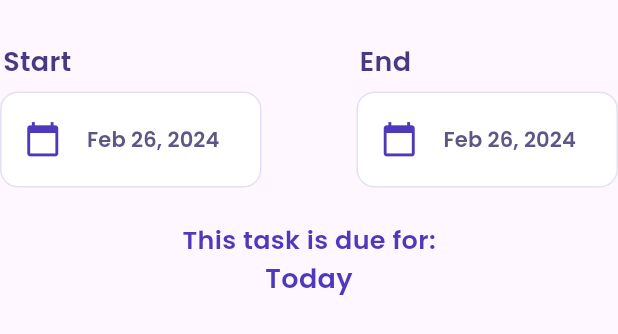
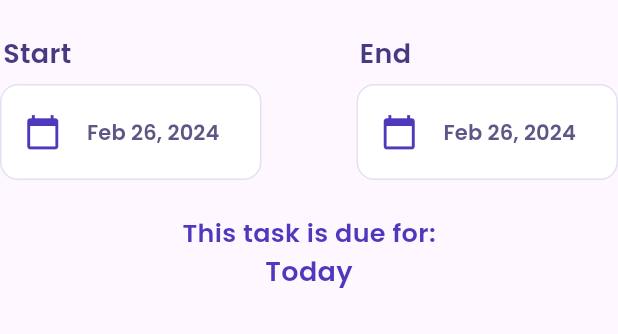
Before and after one commit to hyvos07/todos, a Flutter app: the DeadlineField widget shown alone on an empty page, opened directly, on a phone screen of 412 x 824 dp. Shown: the top 334 px of the screen. Run offline on Flutter 3.47's test engine with Material 3 defaults, Android fonts, the phone set to English and light mode, and no system bars; our stand-ins replace image_picker.

Commit message:
fix: Renamed Typo Directory

```diff
--- a/lib/adddtask_widget/deadline.dart
+++ b/lib/addtask_widget/deadline.dart
@@ -106,7 +106,7 @@ class _DeadlineFieldState extends State<DeadlineField> {
               children: [
                 Container(
                   padding: const EdgeInsets.only(left: 2),
-                  margin: const EdgeInsets.only(top: 40),
+                  margin: const EdgeInsets.only(top: 35),
                   child: const Text(
                     "Start",
                     textAlign: TextAlign.left,
@@ -166,7 +166,7 @@ class _DeadlineFieldState extends State<DeadlineField> {
               children: [
                 Container(
                   padding: const EdgeInsets.only(left: 2),
-                  margin: const EdgeInsets.only(top: 40),
+                  margin: const EdgeInsets.only(top: 35),
                   child: const Text(
                     "End",
                     textAlign: TextAlign.left,
--- a/lib/adddtask_widget/description.dart
+++ b/lib/addtask_widget/description.dart
@@ -26,7 +26,7 @@ class DescField extends StatelessWidget {
           ),
         ),
         Container(
-            margin: const EdgeInsets.only(top: 20, bottom: 20),
+            margin: const EdgeInsets.only(top: 20),
             decoration: BoxDecoration(
                 border: Border.all(
                   color: const Color(0x285038BC),
@@ -37,7 +37,7 @@ class DescField extends StatelessWidget {
             child: Padding(
               padding: const EdgeInsets.only(left: 12, right: 12),
               child: TextField(
-                maxLines: 6,
+                maxLines: 7,
                 decoration: const InputDecoration(
                   hintText: "Put your description here",
                   border: InputBorder.none,
```
Also changed, not shown: lib/addtask_widget/title.dart (renamed from lib/adddtask_widget/title.dart).
